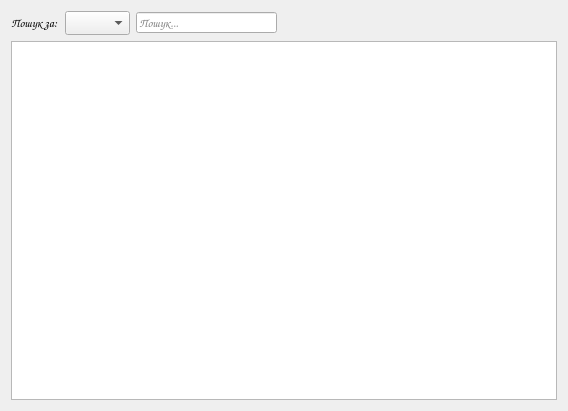
Old version of the form alleventsdialog.ui in the repository moz6go/NesterDentalClinic.
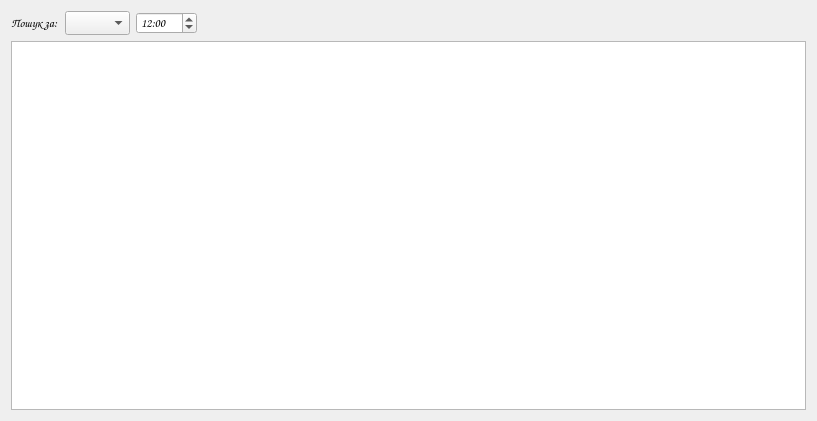
New version of the form. The open tabs and pages were chosen to show the change. Icons and pictures are not drawn.

What changed in the file:
```diff
--- a/alleventsdialog.ui
+++ b/alleventsdialog.ui
@@ -9,8 +9,8 @@
    <rect>
     <x>0</x>
     <y>0</y>
-    <width>568</width>
-    <height>411</height>
+    <width>817</width>
+    <height>421</height>
    </rect>
   </property>
   <property name="minimumSize">
@@ -91,7 +91,7 @@
           <rect>
            <x>0</x>
            <y>0</y>
-           <width>141</width>
+           <width>201</width>
            <height>21</height>
           </rect>
          </property>
@@ -103,6 +103,43 @@
          </property>
         </widget>
        </widget>
+       <widget class="QWidget" name="s_combo">
+        <widget class="QComboBox" name="status_cb">
+         <property name="geometry">
+          <rect>
+           <x>10</x>
+           <y>0</y>
+           <width>131</width>
+           <height>22</height>
+          </rect>
+         </property>
+        </widget>
+       </widget>
+       <widget class="QWidget" name="s_time">
+        <widget class="QTimeEdit" name="search_te">
+         <property name="geometry">
+          <rect>
+           <x>0</x>
+           <y>0</y>
+           <width>61</width>
+           <height>22</height>
+          </rect>
+         </property>
+         <property name="displayFormat">
+          <string>hh:mm</string>
+         </property>
+         <property name="calendarPopup">
+          <bool>false</bool>
+         </property>
+         <property name="time">
+          <time>
+           <hour>12</hour>
+           <minute>0</minute>
+           <second>0</second>
+          </time>
+         </property>
+        </widget>
+       </widget>
       </widget>
      </item>
     </layout>
```
Left out of the diff: 11 changed lines with no effect on the pictures.
